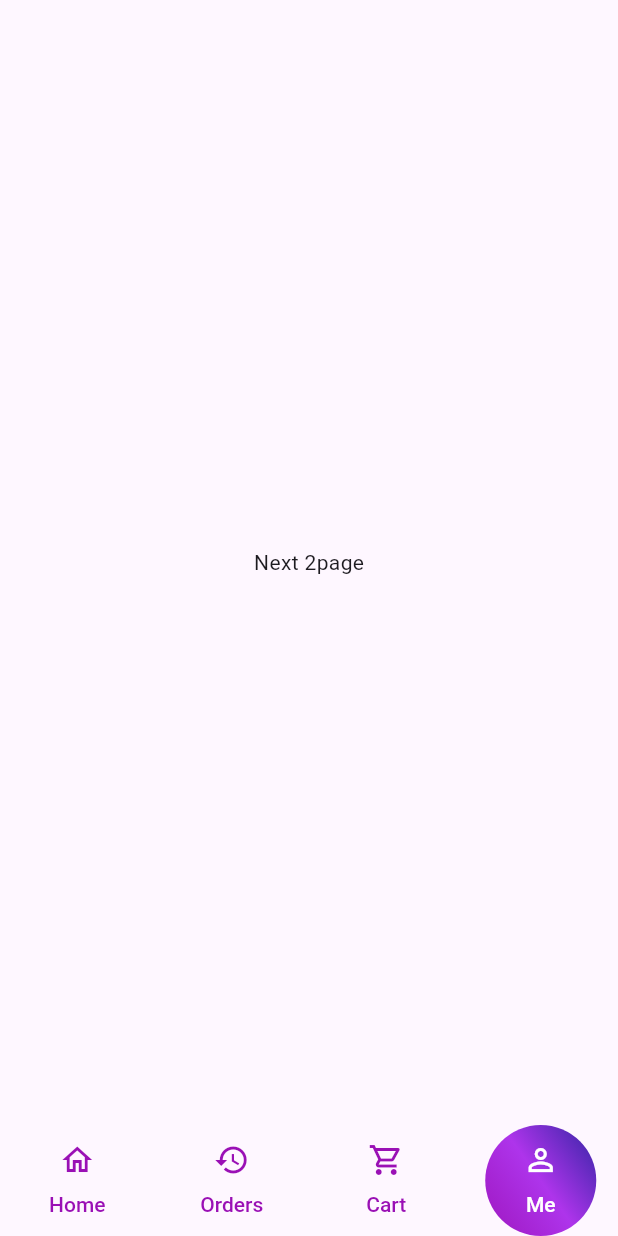
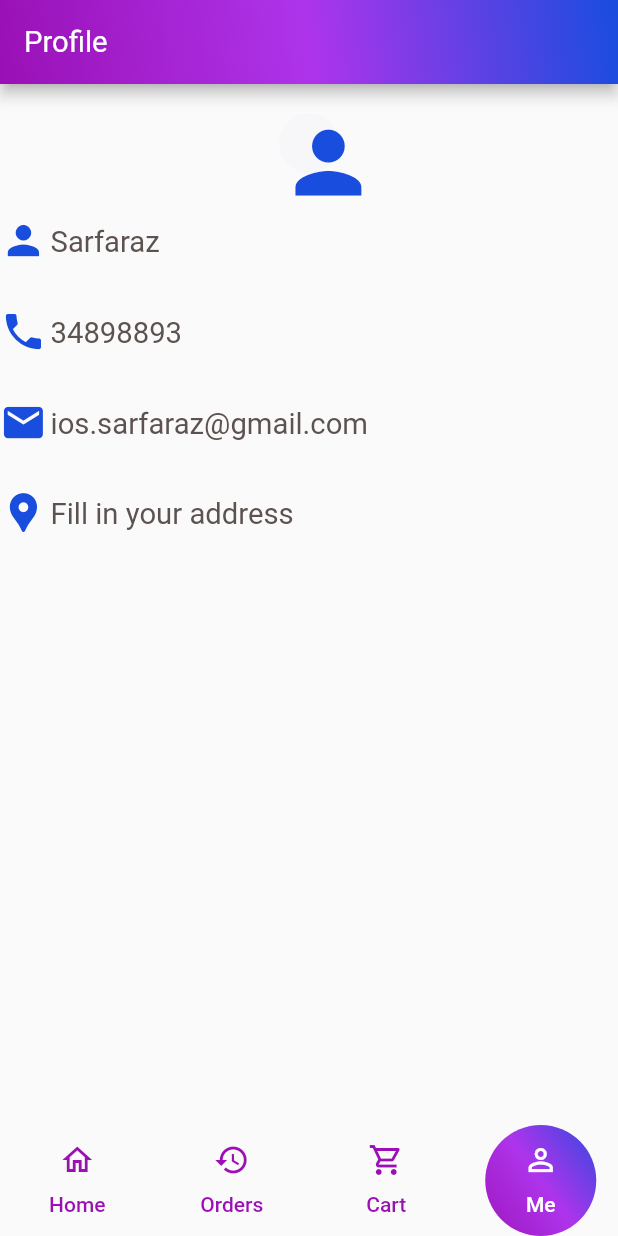
Before and after one commit to SufiKhan/Foodie, a Flutter app: the screen it shows after launch, item 4 of the bottom bar chosen, on a phone screen of 412 x 824 dp. Run offline on Flutter 3.47's test engine with Material 2 defaults, Android fonts, the light colour scheme and no system bars; our stand-ins replace dots_indicator, get, shared_preferences; network calls fail.

Commit message:
Fix bugs

```diff
--- a/lib/Utils/AppColors.dart
+++ b/lib/Utils/AppColors.dart
@@ -4,7 +4,7 @@ import 'package:flutter/cupertino.dart';
 
 class AppColors {
 
-  static const Color mainColor3 = Color(0xFF162194);
+  static const Color mainColor3 = Color(0xFF184dde);
   static const Color mainColor2 = Color(0xFFae34eb);
   static const Color mainColor = Color(0xFF9a10b5);
   static const Color textColor = Color(0xFFccc7c5);
--- a/lib/Widgets/icon_text_widget.dart
+++ b/lib/Widgets/icon_text_widget.dart
@@ -6,20 +6,25 @@ class IconTextWidget extends StatelessWidget {
   final IconData icon;
   final String text;
   final Color iconColor;
+  final bool needBiggerIconSize;
+  final bool needBiggerTextSize;
 
   const IconTextWidget({Key? key,
     required this.icon,
     required this.text,
-    required this.iconColor}): super(key: key);
+    required this.iconColor,
+    this.needBiggerIconSize=false,
+    this.needBiggerTextSize=false}): super(key: key);
 
   @override
   Widget build(BuildContext context) {
     // TODO: implement build
     return Row(
       children: [
-        Icon(icon, color: iconColor, size: Dimensions.iconSize24,),
-        const SizedBox(width: 5),
-        SmallText(text: text)
+        Icon(icon, color: iconColor,
+          size: !needBiggerIconSize ? Dimensions.iconSize24: Dimensions.iconSize16 * 2,),
+        SizedBox(width: Dimensions.width5),
+        SmallText(text: text, size: !needBiggerTextSize? Dimensions.font16 : Dimensions.font20,)
       ],
     );
   }
--- a/lib/controllers/CartController.dart
+++ b/lib/controllers/CartController.dart
@@ -93,7 +93,7 @@ class CartController extends GetxController {
     } else if (quantity > 20) {
       return;
     } else {
-      _updateCartItemQuantity(item, quantity);
+      updateCart(item, quantity, item.itemIndexInList!);
     }
   }
 
--- a/lib/controllers/PopularProductController.dart
+++ b/lib/controllers/PopularProductController.dart
@@ -6,10 +6,10 @@ import '../models/PopularProduct.dart';
 import '../models/Recommended.dart';
 import 'CartController.dart';
 
-class PopularProductController extends GetxController {
+class ProductController extends GetxController {
     final PopularProductRepo popularProductRepo;
 
-    PopularProductController({required this.popularProductRepo });
+    ProductController({required this.popularProductRepo });
     List<dynamic> _popularProductList = [];
     List<dynamic> get popularProductList => _popularProductList;
     List<dynamic> _recommendedFoodList = [];
--- a/lib/helper/RouteHelper.dart
+++ b/lib/helper/RouteHelper.dart
@@ -7,7 +7,6 @@ import 'package:workspace/page/Tabbar/TabbarPage.dart';
 import 'package:workspace/page/cart/CartPage.dart';
 import 'package:workspace/page/food/RecommendedFoodDetailPage.dart';
 import '../models/CartModel.dart';
-import '../page/food/PopularFoodDetailPage.dart';
 
 class RouteHelper {
   static const String splashScreen="/";
--- a/lib/helper/dependencies.dart
+++ b/lib/helper/dependencies.dart
@@ -17,7 +17,7 @@ Future<void> init() async {
   Get.lazyPut(() => ApiClient(appBaseUrl:AppConstants.BASE_URL));
 
   // Get.lazyPut(() => PopularProductController(popularProductRepo: PopularProductRepo(apiClient: Get.find())));
-  Get.put(PopularProductController(popularProductRepo: PopularProductRepo(apiClient: Get.find())), permanent: true);
+  Get.put(ProductController(popularProductRepo: PopularProductRepo(apiClient: Get.find())), permanent: true);
   Get.put(RecommendedFoodController(recommendedFoodRepo: RecommendedFoodRepo(apiClient: Get.find())), permanent: true);
   // Get.lazyPut(() => RecommendedFoodController(recommendedFoodRepo: RecommendedFoodRepo(apiClient: Get.find())));
 
--- a/lib/main.dart
+++ b/lib/main.dart
@@ -22,29 +22,9 @@ class MyApp extends StatelessWidget {
   Widget build(BuildContext context) {
 
     return GetMaterialApp(
-      title: 'Flutter Demo',
-      theme: ThemeData(
-        // This is the theme of your application.
-        //
-        // TRY THIS: Try running your application with "flutter run". You'll see
-        // the application has a blue toolbar. Then, without quitting the app,
-        // try changing the seedColor in the colorScheme below to Colors.green
-        // and then invoke "hot reload" (save your changes or press the "hot
-        // reload" button in a Flutter-supported IDE, or press "r" if you used
-        // the command line to start the app).
-        //
-        // Notice that the counter didn't reset back to zero; the application
-        // state is not lost during the reload. To reset the state, use hot
-        // restart instead.
-        //
-        // This works for code too, not just values: Most code changes can be
-        // tested with just a hot reload.
-        colorScheme: ColorScheme.fromSeed(seedColor: Colors.deepPurple),
-        useMaterial3: true,
-      ),
-      // home: SplashScreen(),
       initialRoute: RouteHelper.getSplash(),
       getPages: RouteHelper.routes,
+      debugShowCheckedModeBanner: false,
     );
   }
 }
--- /dev/null
+++ b/lib/page/Profile/ProfilePage.dart
@@ -0,0 +1,65 @@
+import 'package:flutter/material.dart';
+import 'package:workspace/Utils/AppColors.dart';
+import 'package:workspace/Utils/Dimensions.dart';
+import 'package:workspace/Widgets/app_icon.dart';
+import 'package:workspace/Widgets/big_text.dart';
+import 'package:workspace/Widgets/icon_text_widget.dart';
+
+class ProfilePage extends StatelessWidget {
+  const ProfilePage({Key? key}) : super(key: key);
+
+  @override
+  Widget build(BuildContext context) {
+    return Scaffold(
+      appBar: AppBar(
+        backgroundColor: AppColors.mainColor,
+        flexibleSpace: Container(
+          decoration: BoxDecoration(gradient: AppColors.gradient),
+        ),
+        title: BigText(text: "Profile", color: Colors.white,),
+      ),
+      body: Container(
+        width: double.maxFinite,
+        margin: EdgeInsets.only(top: Dimensions.height20),
+        child: Column(
+          children: [
+            AppIcon(icon: Icons.person,
+            iconColor: AppColors.mainColor3,
+            iconSize: Dimensions.width45 * 3,),
+            SizedBox(height: Dimensions.height30,),
+            Expanded(child:SingleChildScrollView(
+              child: Column(
+                children: [
+                  const IconTextWidget(icon: Icons.person,
+                    text: "Sarfaraz",
+                    iconColor: AppColors.mainColor3,
+                    needBiggerIconSize: true,
+                    needBiggerTextSize: true,),
+                  SizedBox(height: Dimensions.height30,),
+                  const IconTextWidget(icon: Icons.phone,
+                    text: "34898893",
+                    iconColor: AppColors.mainColor3,
+                    needBiggerIconSize: true,
+                    needBiggerTextSize: true,),
+                  SizedBox(height: Dimensions.height30,),
+                  const IconTextWidget(icon: Icons.email,
+                    text: "ios.sarfaraz@gmail.com",
+                    iconColor: AppColors.mainColor3,
+                    needBiggerIconSize: true,
+                    needBiggerTextSize: true,),
+                  SizedBox(height: Dimensions.height30,),
+                  const IconTextWidget(icon: Icons.location_pin,
+                    text: "Fill in your address",
+                    iconColor: AppColors.mainColor3,
+                    needBiggerIconSize: true,
+                    needBiggerTextSize: true,),
+                  SizedBox(height: Dimensions.height30 * 2,),
+                ],
+              ),
+            ))
+          ],
+        ),
+      ),
+    );
+  }
+}
--- a/lib/page/Splash/SplashScreen.dart
+++ b/lib/page/Splash/SplashScreen.dart
@@ -21,7 +21,7 @@ class _SplashScreenState extends State<SplashScreen> with TickerProviderStateMix
   late AnimationController controller;
 
   Future<void> _loadResource() async {
-    PopularProductController controller = Get.find<PopularProductController>();
+    ProductController controller = Get.find<ProductController>();
     await controller.getPopularProductList();
     await controller.getRecommendedFoodList();
   }
@@ -31,7 +31,7 @@ class _SplashScreenState extends State<SplashScreen> with TickerProviderStateMix
     super.initState();
     _loadResource();
     controller = AnimationController(vsync: this, duration: const Duration(seconds: 2))..forward();
-    animation = CurvedAnimation(parent: controller, curve: Curves.bounceInOut);
+    animation = CurvedAnimation(parent: controller, curve: Curves.linearToEaseOut);
     Timer(
       const Duration(seconds: 3),
         ()=> Get.offNamed(RouteHelper.getInitial(0))
--- a/lib/page/Tabbar/TabbarPage.dart
+++ b/lib/page/Tabbar/TabbarPage.dart
@@ -2,6 +2,7 @@ import 'package:flutter/cupertino.dart';
 import 'package:flutter/material.dart';
 import 'package:workspace/Utils/AppColors.dart';
 import 'package:workspace/page/Orders/OrderHistory.dart';
+import 'package:workspace/page/Profile/ProfilePage.dart';
 import 'package:workspace/page/cart/CartPage.dart';
 import 'package:workspace/page/home/home_page.dart';
 
@@ -13,7 +14,7 @@ class TabbarPage extends StatelessWidget {
     HomePage(),
     const OrderHistory(),
     const CartPage(),
-    Container(child: Center(child: Text("Next 2page")))
+    const ProfilePage()
   ];
 
   @override
--- a/lib/page/cart/CartPage.dart
+++ b/lib/page/cart/CartPage.dart
@@ -37,7 +37,7 @@ class CartPage extends StatelessWidget {
                 top: 0,
                 left: 0,
                 right: 0,
-                height: Dimensions.height20*4,
+                height: Dimensions.height20*5,
                 child: Center(
                   child: Container(
                     margin: EdgeInsets.only(top: Dimensions.height20),
@@ -48,7 +48,7 @@ class CartPage extends StatelessWidget {
                 )
             ),
             Positioned(
-                top: Dimensions.height20 * 6,// because we need to set it below the nav buttons
+                top: Dimensions.height20 * 5,// because we need to set it below the nav buttons
                 left: Dimensions.width20,
                 right: Dimensions.width20,
                 bottom: 0,
--- a/lib/page/home/home_page.dart
+++ b/lib/page/home/home_page.dart
@@ -5,7 +5,6 @@ import 'package:workspace/Widgets/big_text.dart';
 import 'package:workspace/Widgets/small_text.dart';
 import 'package:workspace/controllers/PopularProductController.dart';
 import 'package:workspace/controllers/RecommendedFoodController.dart';
-import '../../Factory/FoodFactory.dart';
 import '../../Utils/AppColors.dart';
 import '../../Utils/AppConstants.dart';
 import '../../Widgets/icon_text_widget.dart';
@@ -25,10 +24,7 @@ class _HomePagePageState extends State<HomePage> {
 
   @override
   Widget build(BuildContext context) {
-    // PopularProductController popularProductController = FoodFactoryImpl().getPopularFoodController();
-    // RecommendedFoodController recommendedFoodController = FoodFactoryImpl().getRecommendedFoodController();
-    // popularProductController.getPopularProductList();
-    // recommendedFoodController.getRecommendedFoodList();
+
     return Scaffold(
       body:
       Column(
```
Also changed, not shown: lib/Factory/FoodFactory.dart (deleted, +0 -24 lines), lib/page/Orders/OrderHistory.dart (+0 -38 lines), lib/page/food/PopularFoodDetailPage.dart (deleted, +0 -196 lines), lib/page/food/RecommendedFoodDetailPage.dart (+12 -10 lines), lib/page/home/home_page_body.dart (+3 -6 lines).
